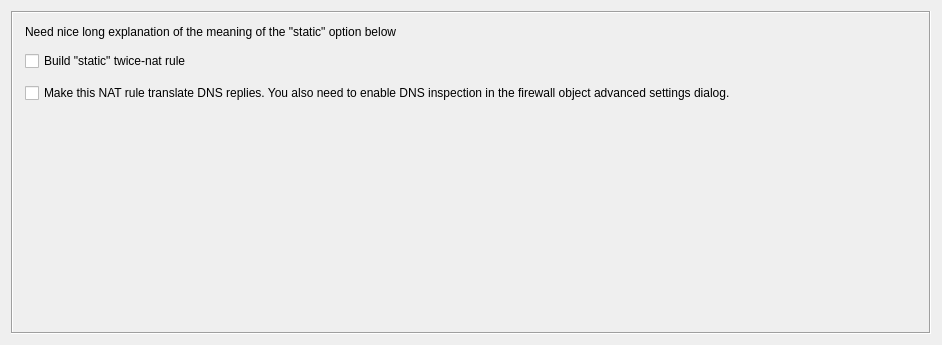
Qt form src/libgui/natruleoptionsdialog_q.ui (fwbuilder/fwbuilder) before a commit.
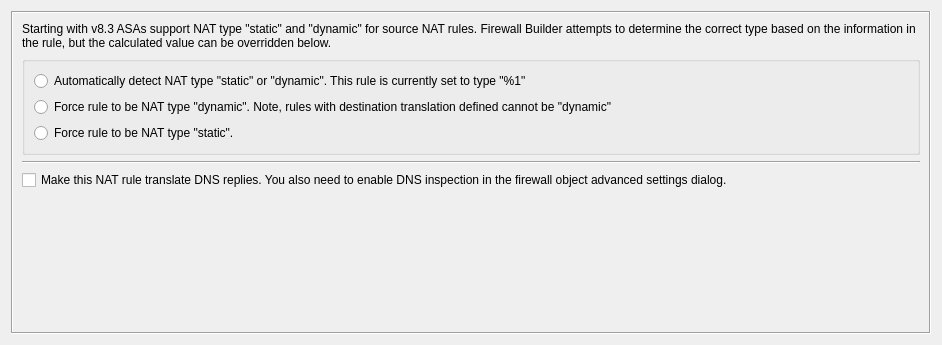
The same form after that commit.

Commit message: refs #1908 "ASA NAT - cannot configure static NAT translations with (inside,outside)". Added radio buttons

```diff
--- a/src/libgui/natruleoptionsdialog_q.ui
+++ b/src/libgui/natruleoptionsdialog_q.ui
@@ -284,17 +284,11 @@
       </layout>
      </widget>
      <widget class="QWidget" name="ASA8NATRuleOptions">
-      <layout class="QGridLayout" name="gridLayout_3">
-       <property name="margin">
-        <number>12</number>
-       </property>
-       <property name="spacing">
-        <number>12</number>
-       </property>
+      <layout class="QGridLayout" name="gridLayout_4">
        <item row="0" column="0">
         <widget class="QLabel" name="label_2">
          <property name="text">
-          <string>Need nice long explanation of the meaning of the &quot;static&quot; option below</string>
+          <string>Starting with v8.3 ASAs support NAT type &quot;static&quot; and &quot;dynamic&quot; for source NAT rules. Firewall Builder attempts to determine the correct type based on the information in the rule, but the calculated value can be overridden below.</string>
          </property>
          <property name="wordWrap">
           <bool>true</bool>
@@ -302,20 +296,53 @@
         </widget>
        </item>
        <item row="1" column="0">
-        <widget class="QCheckBox" name="asa8_nat_static">
-         <property name="text">
-          <string>Build &quot;static&quot; twice-nat rule</string>
+        <widget class="QGroupBox" name="groupBox">
+         <property name="title">
+          <string/>
          </property>
+         <property name="flat">
+          <bool>true</bool>
+         </property>
+         <layout class="QGridLayout" name="gridLayout_3">
+          <item row="0" column="0">
+           <widget class="QRadioButton" name="asa8_nat_auto">
+            <property name="text">
+             <string>Automatically detect NAT type &quot;static&quot; or &quot;dynamic&quot;. This rule is currently set to type &quot;%1&quot;</string>
+            </property>
+           </widget>
+          </item>
+          <item row="1" column="0">
+           <widget class="QRadioButton" name="asa8_nat_dynamic">
+            <property name="text">
+             <string>Force rule to be NAT type &quot;dynamic&quot;. Note, rules with destination translation defined cannot be &quot;dynamic&quot;</string>
+            </property>
+           </widget>
+          </item>
+          <item row="2" column="0">
+           <widget class="QRadioButton" name="asa8_nat_static">
+            <property name="text">
+             <string>Force rule to be NAT type &quot;static&quot;.</string>
+            </property>
+           </widget>
+          </item>
+         </layout>
         </widget>
        </item>
        <item row="2" column="0">
+        <widget class="Line" name="line">
+         <property name="orientation">
+          <enum>Qt::Horizontal</enum>
+         </property>
+        </widget>
+       </item>
+       <item row="3" column="0">
         <widget class="QCheckBox" name="asa8_nat_dns">
          <property name="text">
           <string>Make this NAT rule translate DNS replies. You also need to enable DNS inspection in the firewall object advanced settings dialog.</string>
          </property>
         </widget>
        </item>
-       <item row="3" column="0">
+       <item row="4" column="0">
         <spacer name="verticalSpacer_3">
          <property name="orientation">
           <enum>Qt::Vertical</enum>
```
Left out of the diff: 36 changed lines with no effect on the pictures. The commit also changes 42 other files.
